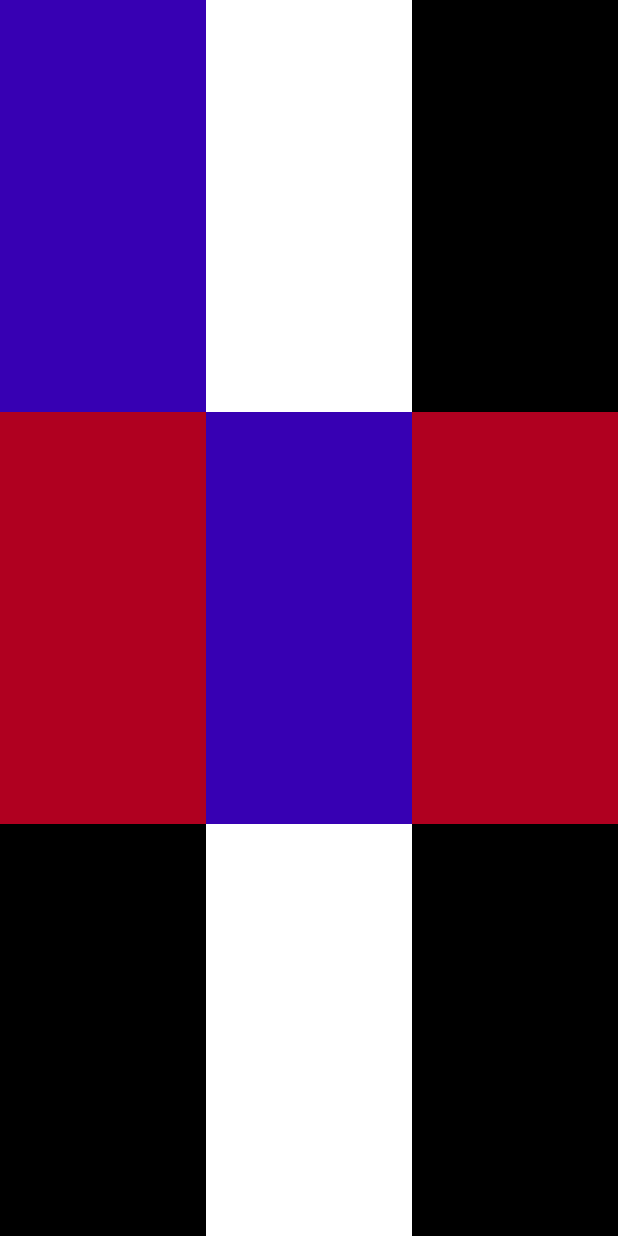
After one commit to mymysuzy/KotlinWithFastCampus, an Android app: the layout homework1.xml on its own in the app's theme, with its tools: preview values and no code run, on a phone screen of 412 x 824 dp. The commit adds this screen. Run offline under Robolectric (Android 15) with nearby library versions, the phone set to English and light mode, and no system bars.

Commit message:
TIL upload - learned about LinearLayout and RelativeLayout in XML

```diff
--- a/Kotlin/app/src/main/java/org/techtown/kotlin/MainActivity.kt
+++ b/Kotlin/app/src/main/java/org/techtown/kotlin/MainActivity.kt
@@ -6,6 +6,6 @@ import android.os.Bundle
 class MainActivity : AppCompatActivity() {
     override fun onCreate(savedInstanceState: Bundle?) {
         super.onCreate(savedInstanceState)
-        setContentView(R.layout.activity_main)
+        setContentView(R.layout.homework1)
     }
 }
--- /dev/null
+++ b/Kotlin/app/src/main/java/안드로이드_UI/04-뷰속성.txt
@@ -0,0 +1,3 @@
+뷰 속성
+    - 뷰에 설정을 할 때 뷰가 가지고있는 속성을 통해서 한다
+    - 뷰가 가지고있는 속성은 암기하는 것이 아니라, 필요한 경우에 속성이 있는지 확인하고 사용하자
--- /dev/null
+++ b/Kotlin/app/src/main/java/안드로이드_UI/07-RelativeLayout.txt
@@ -0,0 +1,5 @@
+RelativeLayout
+    - 부모 뷰가 될 수 있는 컨테이너 뷰
+    - 자식뷰의 배치를 설정할 수 있다
+        * 부모를 기준으로 이동
+        * 기준점을 정해놓고 어디로 이동
--- /dev/null
+++ b/Kotlin/app/src/main/res/layout/homework1.xml
@@ -0,0 +1,91 @@
+<?xml version="1.0" encoding="utf-8"?>
+<androidx.appcompat.widget.LinearLayoutCompat xmlns:android="http://schemas.android.com/apk/res/android"
+    android:layout_width="match_parent"
+    android:layout_height="match_parent"
+    android:orientation="vertical">
+
+    <androidx.appcompat.widget.LinearLayoutCompat
+        android:layout_width="match_parent"
+        android:layout_height="match_parent"
+        android:orientation="horizontal"
+        android:layout_weight="1">
+
+        <TextView
+            android:layout_width="match_parent"
+            android:layout_height="match_parent"
+            android:layout_weight="1"
+            android:background="@color/purple_700"></TextView>
+
+        <TextView
+            android:layout_width="match_parent"
+            android:layout_height="match_parent"
+            android:layout_weight="1"
+            android:background="@color/white"></TextView>
+
+        <TextView
+            android:layout_width="match_parent"
+            android:layout_height="match_parent"
+            android:layout_weight="1"
+            android:background="@color/black"></TextView>
+
+
+    </androidx.appcompat.widget.LinearLayoutCompat>
+
+    <androidx.appcompat.widget.LinearLayoutCompat
+        android:layout_width="match_parent"
+        android:layout_height="match_parent"
+        android:orientation="horizontal"
+        android:layout_weight="1">
+
+        <TextView
+            android:layout_width="match_parent"
+            android:layout_height="match_parent"
+            android:layout_weight="1"
+            android:background="@color/design_default_color_error"></TextView>
+
+        <TextView
+            android:layout_width="match_parent"
+            android:layout_height="match_parent"
+            android:layout_weight="1"
+            android:background="@color/purple_700"></TextView>
+
+        <TextView
+            android:layout_width="match_parent"
+            android:layout_height="match_parent"
+            android:layout_weight="1"
+            android:background="@color/design_default_color_error"></TextView>
+
+
+    </androidx.appcompat.widget.LinearLayoutCompat>
+
+    <androidx.appcompat.widget.LinearLayoutCompat
+        android:layout_width="match_parent"
+        android:layout_height="match_parent"
+        android:orientation="horizontal"
+        android:layout_weight="1">
+
+        <TextView
+            android:layout_width="match_parent"
+            android:layout_height="match_parent"
+            android:layout_weight="1"
+            android:background="@color/black"></TextView>
+
+        <TextView
+            android:layout_width="match_parent"
+            android:layout_height="match_parent"
+            android:layout_weight="1"
+            android:background="@color/white"></TextView>
+
+        <TextView
+            android:layout_width="match_parent"
+            android:layout_height="match_parent"
+            android:layout_weight="1"
+            android:background="@color/black"></TextView>
+
+
+    </androidx.appcompat.widget.LinearLayoutCompat>
+
+
+
+
+</androidx.appcompat.widget.LinearLayoutCompat>
```
Also changed, not shown: Kotlin/app/src/main/java/안드로이드_UI/03-뷰컴포넌트.txt (added, +13 -0 lines), Kotlin/app/src/main/java/안드로이드_UI/05-리니어레이아웃.txt (added, +15 -0 lines), Kotlin/app/src/main/res/layout/activity_main.xml (+5 -6 lines), Kotlin/app/src/main/res/layout/linearlayout.xml (added, +28 -0 lines).
